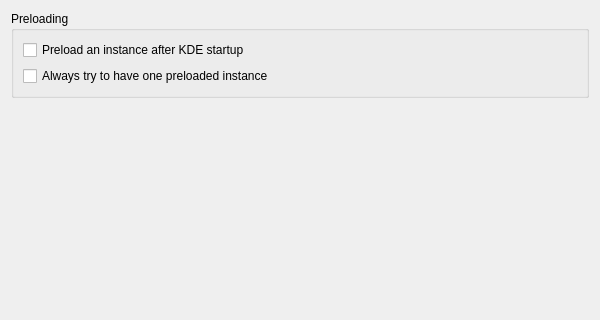
This is settings/performance/konqueror_ui.ui in KDE/konqueror as Qt 5 draws it before an edit; both pictures show x 0 to 600 and y 0 to 320 of the 600 by 480 pixel window. The edited form follows.
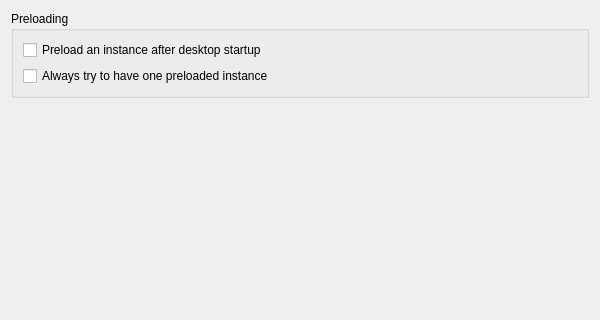
This is the edited form.

What changed in the file:
```diff
--- a/settings/performance/konqueror_ui.ui
+++ b/settings/performance/konqueror_ui.ui
@@ -20,7 +20,7 @@
       <item>
        <widget class="QCheckBox" name="cb_preload_on_startup">
         <property name="text">
-         <string>Preload an instance after KDE startup</string>
+         <string>Preload an instance after desktop startup</string>
         </property>
        </widget>
       </item>
```
